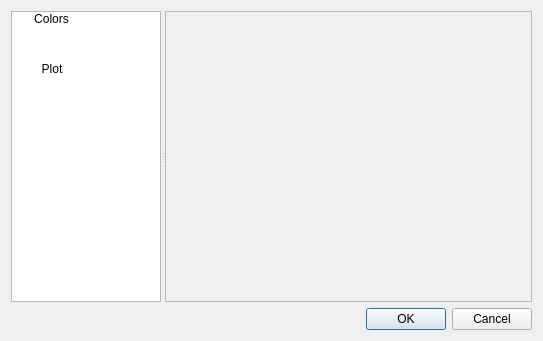
akupiec/specttt, file configdialog.ui: the form before one commit.
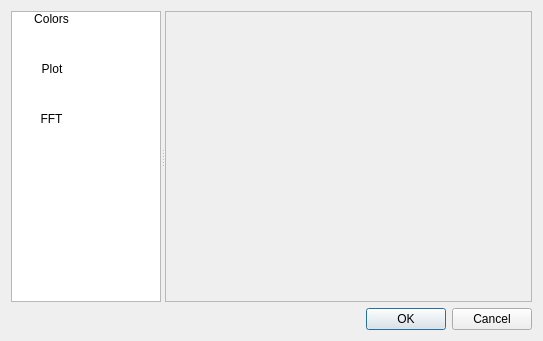
The form after the commit. Icons and pictures are not drawn.

The edit to the form file:
```diff
--- a/configdialog.ui
+++ b/configdialog.ui
@@ -70,6 +70,15 @@
         </iconset>
        </property>
       </item>
+      <item>
+       <property name="text">
+        <string>FFT</string>
+       </property>
+       <property name="icon">
+        <iconset resource="resources.qrc">
+         <normaloff>:/icons/config/fft.png</normaloff>:/icons/config/fft.png</iconset>
+       </property>
+      </item>
      </widget>
      <widget class="QScrollArea" name="scrollArea">
       <property name="widgetResizable">
```
Left out of the diff: 4 changed lines with no effect on the pictures.
